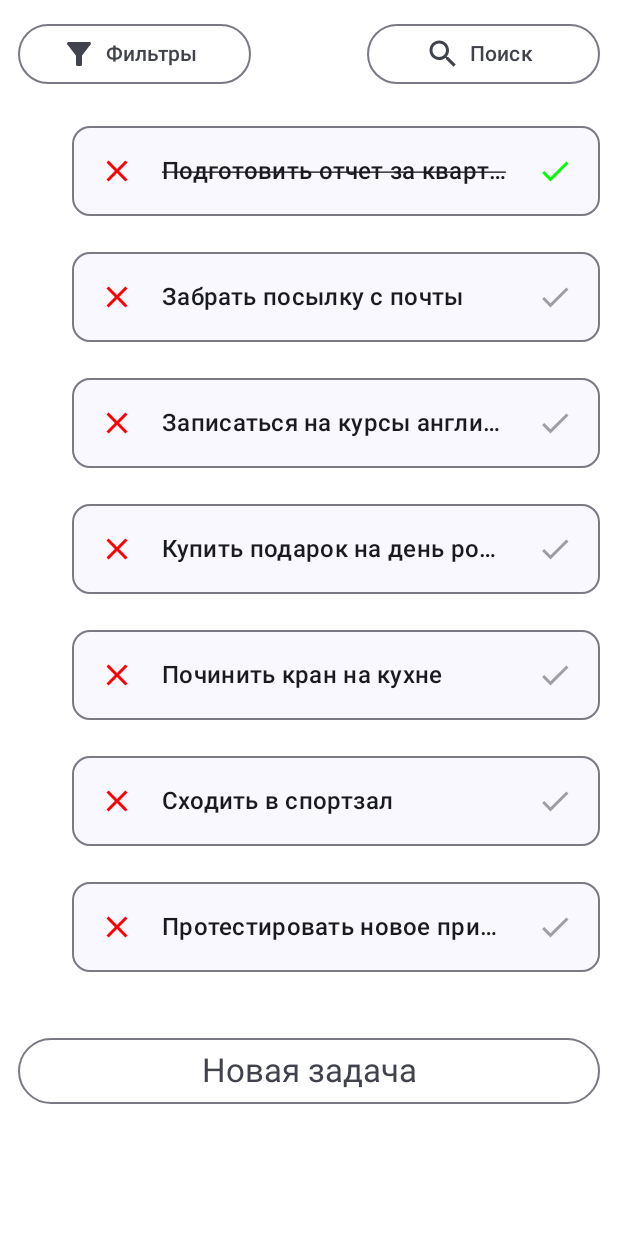
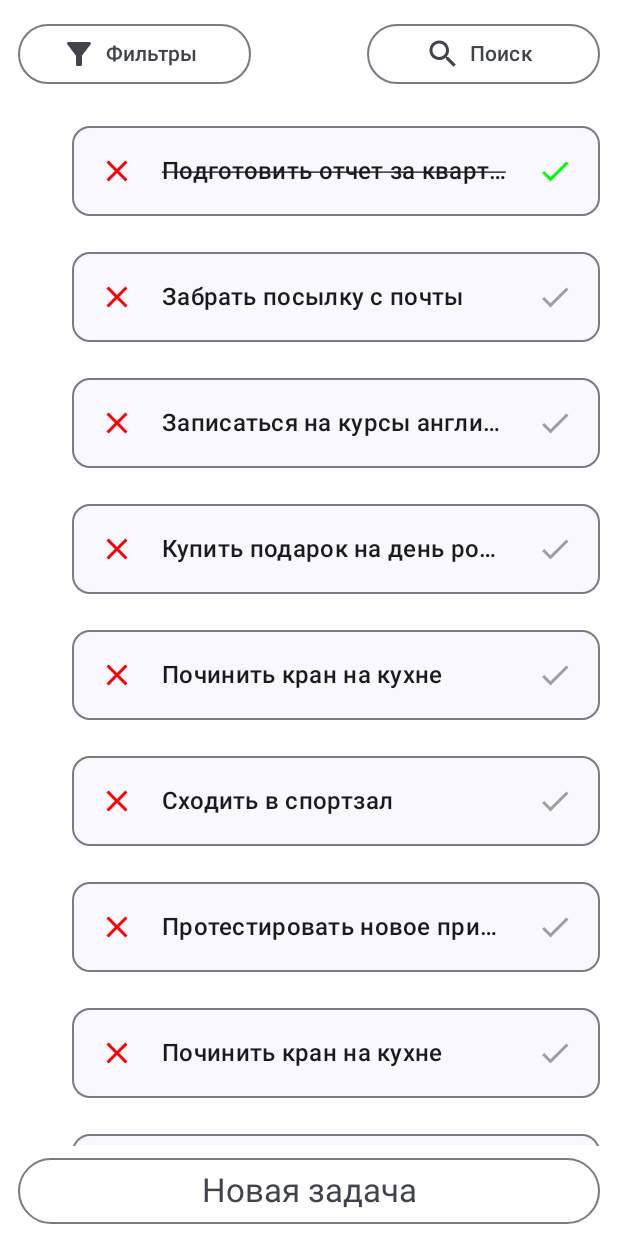
Before and after one commit to daemuun/todo-list, an Android app built with Jetpack Compose: the @Preview function TodoListScreenPreview, on a phone screen of 412 x 824 dp. Run offline under Robolectric (Android 15) with nearby library versions, the phone set to English and light mode, and no system bars.

Commit message:
refactor: update todo list screen UI

```diff
--- a/app/src/main/java/com/example/todolist/ui/TodoListScreen.kt
+++ b/app/src/main/java/com/example/todolist/ui/TodoListScreen.kt
@@ -2,6 +2,8 @@ package com.example.todolist.ui
 
 import androidx.compose.foundation.clickable
 import androidx.compose.foundation.layout.Arrangement
+import androidx.compose.foundation.layout.Column
+import androidx.compose.foundation.layout.PaddingValues
 import androidx.compose.foundation.layout.Row
 import androidx.compose.foundation.layout.Spacer
 import androidx.compose.foundation.layout.fillMaxSize
@@ -44,7 +46,11 @@ fun TodoListScreen(
     onAddButtonClick: () -> Unit,
     modifier: Modifier = Modifier
 ) {
-    LazyColumn(modifier = modifier) {
+    Column(modifier = modifier) {
+        LazyColumn(
+            modifier = Modifier.weight(1f),
+            contentPadding = PaddingValues(bottom = dimensionResource(R.dimen.padding_medium))
+        ) {
             item {
                 ManagmentState(
                     onFilterButtonClick = {},
@@ -68,18 +74,17 @@ fun TodoListScreen(
                     modifier = Modifier.padding(dimensionResource(R.dimen.padding_medium))
                 )
             }
+        }
 
-        item {
         AddButton(
             onAddButtonClick = { onAddButtonClick() },
             modifier = Modifier
                 .fillMaxWidth()
                 .padding(
                     horizontal = dimensionResource(R.dimen.padding_medium),
-                        vertical = dimensionResource(R.dimen.padding_extraLarge)
+                    vertical = dimensionResource(R.dimen.padding_small)
                 )
         )
-        }
     }
 }
 
@@ -236,6 +241,9 @@ fun TodoListScreenPreview() {
                 "5" to Todo("Починить кран на кухне"),
                 "6" to Todo("Сходить в спортзал"),
                 "7" to Todo("Протестировать новое приложение"),
+                "8" to Todo("Починить кран на кухне"),
+                "9" to Todo("Сходить в спортзал"),
+                "10" to Todo("Протестировать новое приложение"),
             ),
             onAddButtonClick = {},
             onChangeStatusButtonClick = {},
```
Lines whose indentation alone changed are shown as unchanged.
